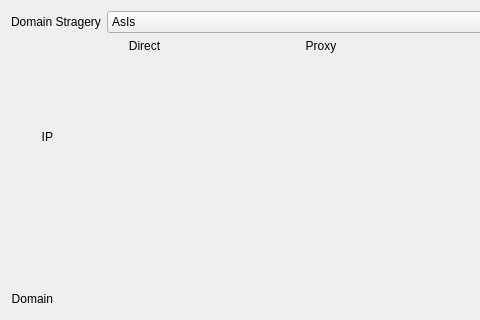
Above: ui/routewidget.ui from Trojan-Qt5/Trojan-Qt5 before the change; both pictures show x 0 to 480 and y 0 to 320 of the 594 by 416 pixel window. Below: the same form after it.
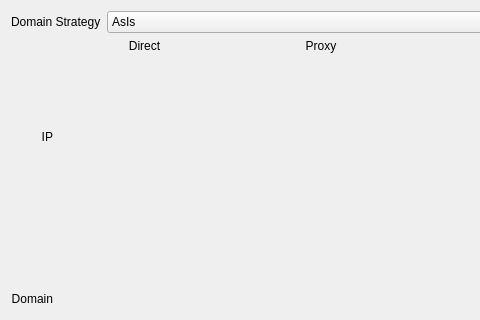
That is the form after the change.

Diff of the .ui file:
```diff
--- a/ui/routewidget.ui
+++ b/ui/routewidget.ui
@@ -25,7 +25,7 @@
         </sizepolicy>
        </property>
        <property name="text">
-        <string>Domain Stragery</string>
+        <string>Domain Strategy</string>
        </property>
       </widget>
      </item>
```
